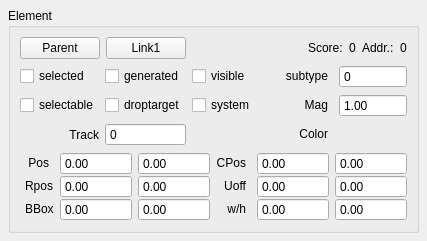
musescore/musescore-old, file mscore/mscore/element.ui: the form before one commit.
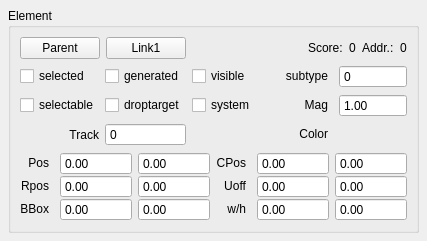
The form after the commit. Custom widgets are drawn as their Qt base class.

Patch:
```diff
--- a/mscore/mscore/element.ui
+++ b/mscore/mscore/element.ui
@@ -434,6 +434,9 @@
           <property name="textFormat">
            <enum>Qt::PlainText</enum>
           </property>
+          <property name="alignment">
+           <set>Qt::AlignRight|Qt::AlignTrailing|Qt::AlignVCenter</set>
+          </property>
           <property name="indent">
            <number>5</number>
           </property>
@@ -635,6 +638,9 @@
           <property name="text">
            <string notr="true">Rpos</string>
           </property>
+          <property name="alignment">
+           <set>Qt::AlignRight|Qt::AlignTrailing|Qt::AlignVCenter</set>
+          </property>
           <property name="indent">
            <number>5</number>
           </property>
```
